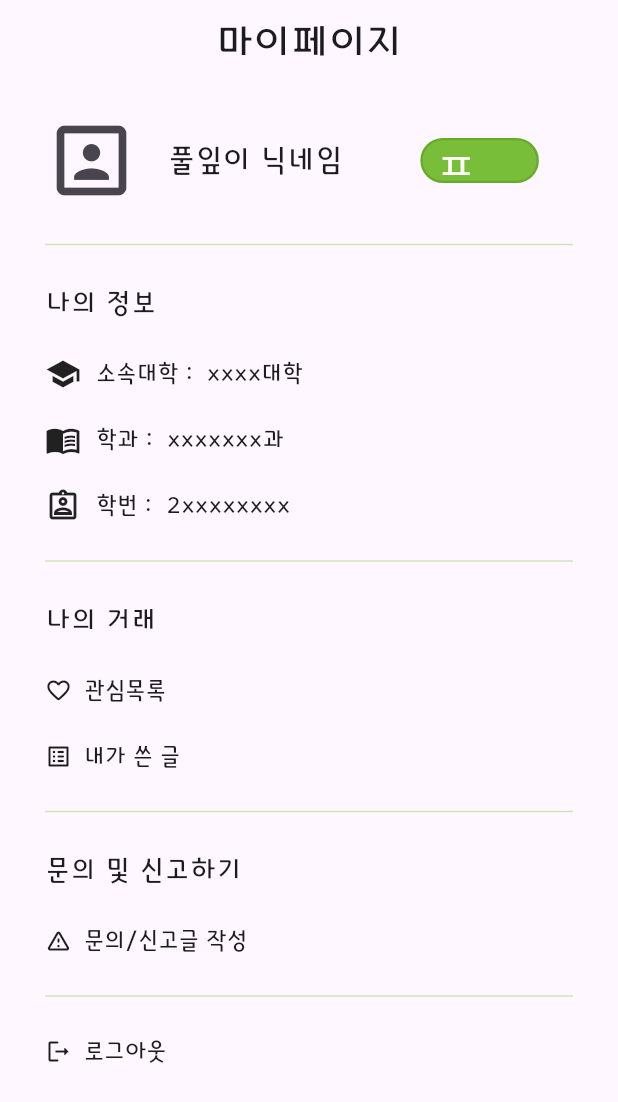
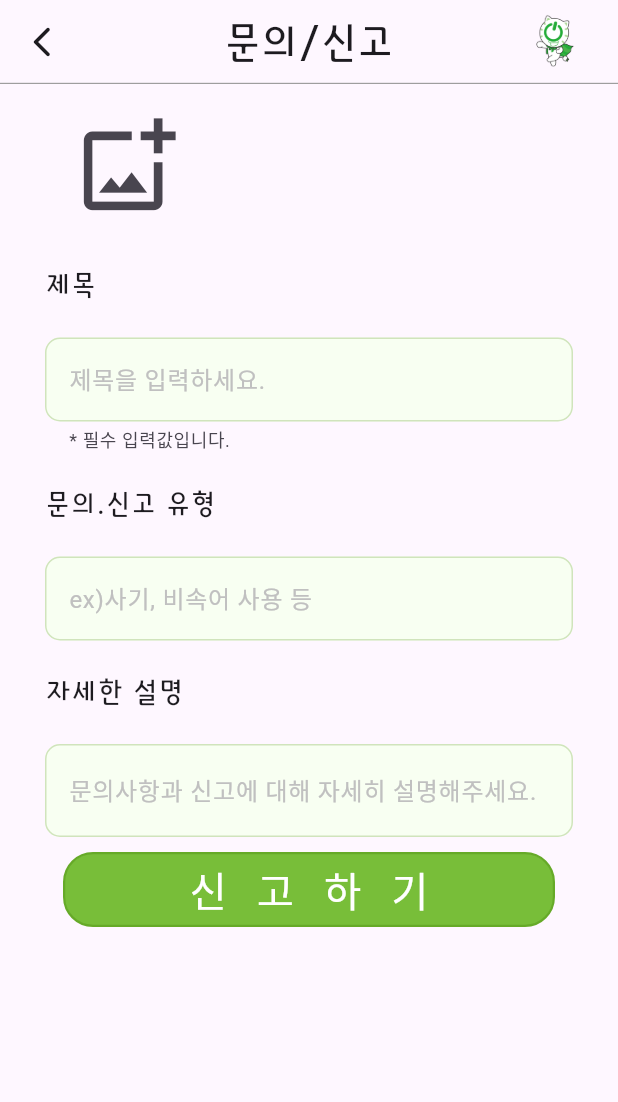
Before and after one commit to seongbe/capstoneAteam, a Flutter app: the Pulip screen opened directly, after a tap on "문의/신고글 작성", on a phone screen of 412 x 824 dp. Shown: the top 1102 px of the screen. Run offline on Flutter 3.47's test engine with Material 3 defaults, Android fonts, the light colour scheme and no system bars; our stand-ins replace get; Roboto replaces fonts that are missing (mitmi).

Commit message:
0413 kkan

```diff
--- a/lib/page/homepage/mypage.dart
+++ b/lib/page/homepage/mypage.dart
@@ -1,6 +1,7 @@
 import 'package:capstone/component/Button.dart';
 import 'package:capstone/page/homepage/Writelistpage.dart';
 import 'package:capstone/page/homepage/Setprofilepage.dart';
+import 'package:capstone/page/homepage/qapage.dart';
 import 'package:capstone/page/onboarding/LoginPage.dart';
 import 'package:capstone/page/homepage/Interestlistpage.dart';
 import 'package:flutter/material.dart';
@@ -273,7 +274,7 @@ class Pulip extends StatelessWidget {
                     tapTargetSize: MaterialTapTargetSize.shrinkWrap,
                   ),
                   onPressed: () {
-                    //문의 및 신고글 작성 페이지로 넘어가기
+                    Get.to(QandApage());
                   },
                   icon: Icon(
                     Icons.warning_amber_rounded,
--- /dev/null
+++ b/lib/page/homepage/qapage.dart
@@ -0,0 +1,181 @@
+import 'package:capstone/component/button.dart';
+import 'package:capstone/page/homepage/mypage.dart';
+import 'package:capstone/page/homepage/writelistpage.dart';
+import 'package:flutter/material.dart';
+import 'package:get/route_manager.dart';
+import 'package:get/get.dart';
+
+class QandApage extends StatefulWidget {
+  const QandApage({super.key});
+
+  @override
+  State<QandApage> createState() => _QandApageState();
+}
+
+class _QandApageState extends State<QandApage> {
+  @override
+  Widget build(BuildContext context) {
+    return Scaffold(
+      appBar: AppBar(
+        title: Text(
+          '문의/신고',
+          style: TextStyle(
+            fontFamily: 'skybori',
+            fontSize: 30,
+            letterSpacing: 2.0,
+          ),
+        ),
+        centerTitle: true,
+        elevation: 0.0,
+        leading: IconButton(
+          icon: Icon(Icons.arrow_back_ios_new_rounded),
+          onPressed: () {
+            Get.back();
+          },
+        ),
+        actions: [
+          Image.asset('assets/images/skon_fly.png'),
+          SizedBox(width: 20),
+        ],
+        shape: Border(
+            bottom: BorderSide(
+          color: Colors.grey,
+          width: 0.8,
+        )),
+      ),
+      body: ListView(
+        padding: EdgeInsets.fromLTRB(30.0, 20.0, 30.0, 0.0),
+        children: <Widget>[
+          Column(
+            crossAxisAlignment: CrossAxisAlignment.start,
+            children: [
+              Row(
+                children: [
+                  SizedBox(width: 20),
+                  // 사진을 화면에 그려주기 위한 부분
+
+                  IconButton(
+                    style: IconButton.styleFrom(
+                      minimumSize: Size.zero,
+                      padding: EdgeInsets.zero,
+                      tapTargetSize: MaterialTapTargetSize.shrinkWrap,
+                    ),
+                    icon: Icon(
+                      Icons.add_photo_alternate_outlined,
+                      size: 70,
+                    ),
+                    onPressed: () {
+                      //사진 추가 버튼
+                    },
+                  ),
+                ],
+              ),
+              SizedBox(
+                height: 30,
+              ),
+              Text(
+                '제목',
+                style: TextStyle(
+                  fontFamily: 'skybori',
+                  fontSize: 20,
+                  letterSpacing: 2.0,
+                ),
+              ),
+              SizedBox(
+                height: 20.0,
+              ),
+              TextField(
+                decoration: InputDecoration(
+                  labelText: '제목을 입력하세요.',
+                  helperText: "* 필수 입력값입니다.",
+                  labelStyle:
+                      TextStyle(color: Color(0xffC0C0C0), fontFamily: 'mitmi'),
+                  filled: true,
+                  fillColor: Color(0xffF8FFF2),
+                  enabledBorder: OutlineInputBorder(
+                    borderRadius: BorderRadius.all(Radius.circular(10.0)),
+                    borderSide: BorderSide(width: 1, color: Color(0xffD0E4BC)),
+                  ),
+                ),
+              ),
+              SizedBox(
+                height: 20.0,
+              ),
+              Text(
+                '문의.신고 유형',
+                style: TextStyle(
+                  fontFamily: 'skybori',
+                  fontSize: 20,
+                  letterSpacing: 2.0,
+                ),
+              ),
+              SizedBox(
+                height: 20.0,
+              ),
+              TextField(
+                decoration: InputDecoration(
+                  labelText: 'ex)사기, 비속어 사용 등',
+                  labelStyle:
+                      TextStyle(color: Color(0xffC0C0C0), fontFamily: 'mitmi'),
+                  filled: true,
+                  fillColor: Color(0xffF8FFF2),
+                  enabledBorder: OutlineInputBorder(
+                    borderRadius: BorderRadius.all(Radius.circular(10.0)),
+                    borderSide: BorderSide(width: 1, color: Color(0xffD0E4BC)),
+                  ),
+                ),
+              ),
+              SizedBox(
+                height: 20.0,
+              ),
+              Text(
+                '자세한 설명',
+                style: TextStyle(
+                  fontFamily: 'skybori',
+                  fontSize: 20,
+                  letterSpacing: 2.0,
+                ),
+              ),
+              SizedBox(
+                height: 20.0,
+              ),
+              TextField(
+                style: TextStyle(
+                  fontSize: 20,
+                  fontFamily: 'skybori',
+                ),
+                keyboardType: TextInputType.multiline,
+                maxLines: null,
+                decoration: InputDecoration(
+                  labelText: '문의사항과 신고에 대해 자세히 설명해주세요.',
+                  labelStyle:
+                      TextStyle(color: Color(0xffC0C0C0), fontFamily: 'mitmi'),
+                  filled: true,
+                  fillColor: Color(0xffF8FFF2),
+                  enabledBorder: OutlineInputBorder(
+                    borderRadius: BorderRadius.all(Radius.circular(10.0)),
+                    borderSide: BorderSide(width: 1, color: Color(0xffD0E4BC)),
+                  ),
+                ),
+              ),
+              SizedBox(
+                width: double.infinity,
+                height: 70,
+                child: GreenButton(
+                  // 버튼 글씨 사이즈 수정해야함
+                  text1: '신고하기',
+                  width: 756,
+                  height: 50,
+                  onPressed: () {
+                    //신고 완료 alert 띄우기
+                    Get.to(Mypage());
+                  },
+                ),
+              )
+            ],
+          )
+        ],
+      ),
+    );
+  }
+}
--- a/pubspec.yaml
+++ b/pubspec.yaml
@@ -30,15 +30,12 @@ environment:
 dependencies:
   flutter:
     sdk: flutter
-    multi_image_picker: ^4.8.4
-
 
 
   # The following adds the Cupertino Icons font to your application.
   # Use with the CupertinoIcons class for iOS style icons.
   cupertino_icons: ^1.0.2
   get: ^4.6.6
-  multi_image_picker: ^4.8.01
 
 dev_dependencies:
   flutter_test:
```
Also changed, not shown: lib/component/alert.dart (added, +20 -0 lines), lib/page/homepage/setprofilepage.dart (+43 -2 lines), pubspec.lock.
